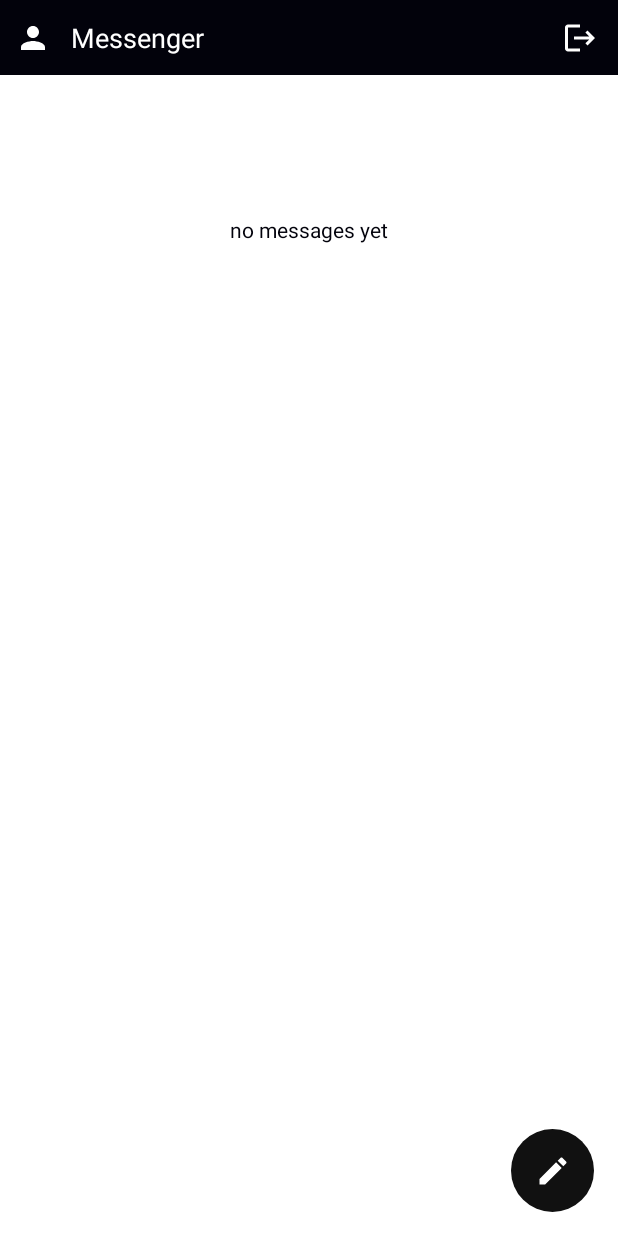
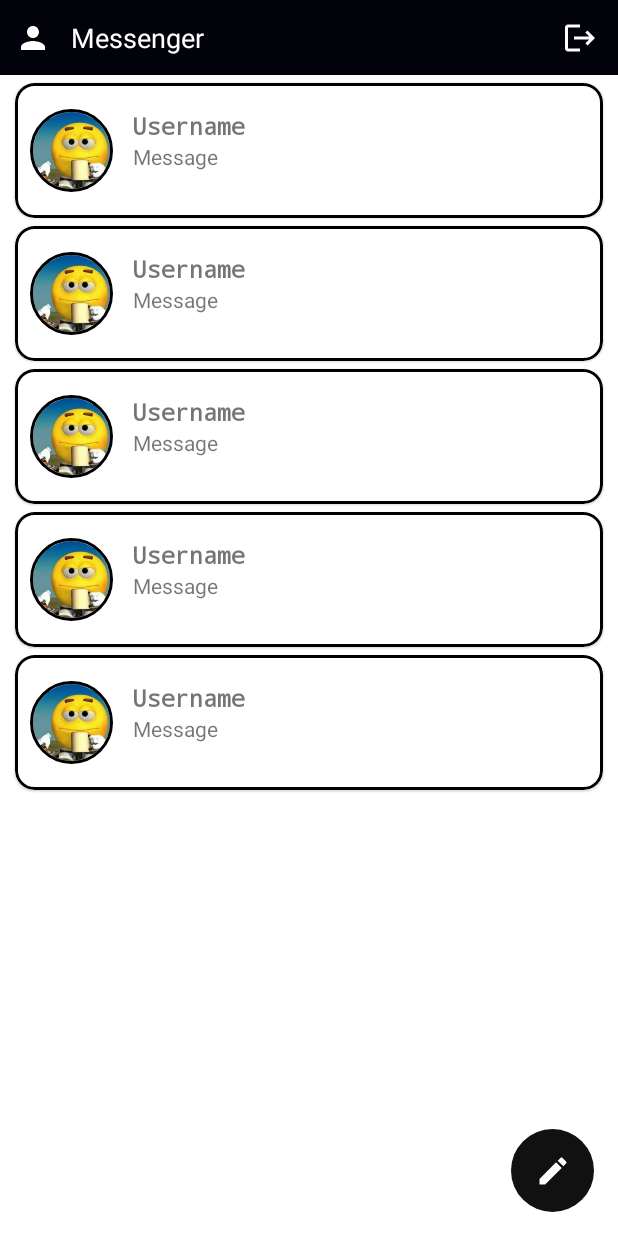
Before and after one commit to qqwdsds/.msgr, an Android app: the layout activity_messages.xml on its own in the app's theme, with its tools: preview values and no code run, on a phone screen of 412 x 824 dp. Run offline under Robolectric (Android 15) with nearby library versions, the phone set to English and light mode, and no system bars.

Commit message:
added send messages; added chats in messages screen

```diff
--- a/app/src/main/java/com/example/application/loginregister/RegisterActivity.kt
+++ b/app/src/main/java/com/example/application/loginregister/RegisterActivity.kt
@@ -32,7 +32,7 @@ class RegisterActivity : AppCompatActivity() {
     private lateinit var dataBase: FirebaseDatabase
     private lateinit var dataBaseStorage: FirebaseStorage
 
-    private var _username = "username"
+    private lateinit var _username: String
     private lateinit var _email: String
     private lateinit var _password: String
     private var _image: Uri? = null
--- a/app/src/main/java/com/example/application/models/RightMessageItem.kt
+++ b/app/src/main/java/com/example/application/models/RightMessageItem.kt
@@ -5,6 +5,7 @@ import com.example.application.R
 import com.example.application.databinding.MessageRightBinding
 import com.xwray.groupie.viewbinding.BindableItem
 
+// class for GroupieAdapter
 class RightMessageItem(val message: String): BindableItem<MessageRightBinding>()
 {
     override fun bind(viewBinding: MessageRightBinding, position: Int)
--- a/app/src/main/res/layout/activity_contacts.xml
+++ b/app/src/main/res/layout/activity_contacts.xml
@@ -20,6 +20,6 @@
         app:layout_constraintStart_toStartOf="parent"
         app:layout_constraintTop_toBottomOf="@id/actionbar"
         tools:itemCount="5"
-        tools:listitem="@layout/message_user" />
+        tools:listitem="@layout/activity_contacts_item" />
 
 </androidx.constraintlayout.widget.ConstraintLayout>
--- a/app/src/main/res/layout/activity_messages.xml
+++ b/app/src/main/res/layout/activity_messages.xml
@@ -16,9 +16,11 @@
             layout="@layout/actionbar_messages" />
 
         <androidx.recyclerview.widget.RecyclerView
-            android:id="@+id/rcView"
+            android:id="@+id/recyclerView"
             android:layout_width="0dp"
             android:layout_height="0dp"
+            tools:listitem="@layout/activity_messages_item"
+            tools:itemCount="5"
             app:layout_constraintBottom_toBottomOf="parent"
             app:layout_constraintEnd_toEndOf="parent"
             app:layout_constraintStart_toStartOf="parent"
@@ -42,6 +44,7 @@
             android:layout_marginTop="93dp"
             android:text="no messages yet"
             android:textColor="@color/text_color"
+            android:visibility="gone"
             app:layout_constraintEnd_toEndOf="parent"
             app:layout_constraintStart_toStartOf="parent"
             app:layout_constraintTop_toBottomOf="@id/actionbar" />
--- /dev/null
+++ b/app/src/main/res/layout/activity_messages_item.xml
@@ -0,0 +1,57 @@
+<?xml version="1.0" encoding="utf-8"?>
+<com.google.android.material.card.MaterialCardView xmlns:android="http://schemas.android.com/apk/res/android"
+    xmlns:app="http://schemas.android.com/apk/res-auto"
+    android:layout_width="match_parent"
+    android:layout_height="90dp"
+    android:layout_marginStart="10dp"
+    android:layout_marginTop="5dp"
+    android:layout_marginEnd="10dp"
+    android:elevation="10dp"
+    app:strokeColor="@color/black"
+    app:strokeWidth="2dp"
+    app:cardCornerRadius="13dp">
+
+    <androidx.constraintlayout.widget.ConstraintLayout
+        android:layout_width="match_parent"
+        android:layout_height="match_parent">
+
+        <de.hdodenhof.circleimageview.CircleImageView
+            android:id="@+id/user_image"
+            android:layout_width="55dp"
+            android:layout_height="55dp"
+            android:layout_marginStart="10dp"
+            android:src="@drawable/kolobok"
+            app:civ_border_width="2dp"
+            app:layout_constraintBottom_toBottomOf="parent"
+            app:layout_constraintStart_toStartOf="parent"
+            app:layout_constraintTop_toTopOf="parent" />
+
+        <TextView
+            android:id="@+id/username_text"
+            android:layout_width="wrap_content"
+            android:layout_height="wrap_content"
+            android:layout_marginStart="13dp"
+            android:fontFamily="monospace"
+            android:text="Username"
+            android:textSize="16dp"
+            android:textStyle="bold"
+            app:layout_constraintStart_toEndOf="@id/user_image"
+            app:layout_constraintTop_toTopOf="@id/user_image" />
+
+        <TextView
+            android:id="@+id/latest_messages_text"
+            android:layout_width="0dp"
+            android:layout_height="wrap_content"
+            android:layout_marginStart="13dp"
+            android:layout_marginEnd="30dp"
+            android:text="Message"
+            android:maxLines="2"
+            android:ellipsize="end"
+            app:layout_constraintTop_toBottomOf="@id/username_text"
+            app:layout_constraintStart_toEndOf="@id/user_image"
+            app:layout_constraintEnd_toEndOf="parent"/>
+
+
+    </androidx.constraintlayout.widget.ConstraintLayout>
+
+</com.google.android.material.card.MaterialCardView>
```
Also changed, not shown: app/src/main/java/com/example/application/mainmessenger/ChatLogActivity.kt (+35 -13 lines), app/src/main/java/com/example/application/mainmessenger/ContactsActivity.kt (+1 -6 lines), app/src/main/java/com/example/application/mainmessenger/MessagesActivity.kt (+60 -12 lines), app/src/main/java/com/example/application/models/ChatItem.kt (added, +24 -0 lines), app/src/main/java/com/example/application/models/LeftMessageItem.kt (+7 -1 lines), app/src/main/java/com/example/application/models/UserItem.kt (+7 -6 lines), app/src/main/res/layout/activity_contacts_item.xml (renamed from app/src/main/res/layout/message_user.xml).
